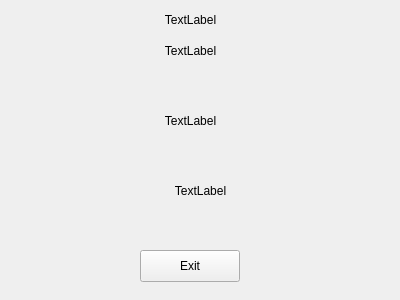
The window that recipeconfirmation.ui (AdamTCollins/CS4076_PROJECT) describes before a commit, drawn with Qt 5.
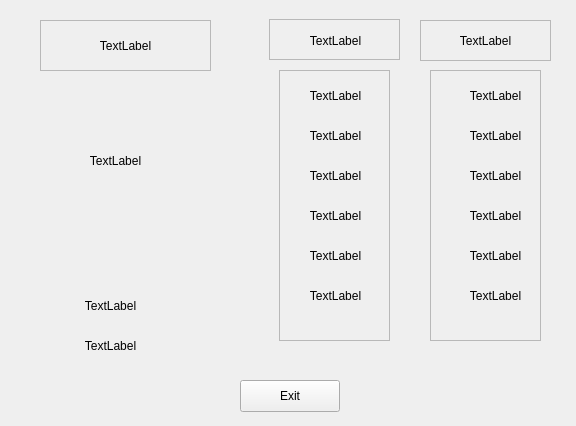
The same window after the commit.

The edit to the form file:
```diff
--- a/recipeconfirmation.ui
+++ b/recipeconfirmation.ui
@@ -6,8 +6,8 @@
    <rect>
     <x>0</x>
     <y>0</y>
-    <width>400</width>
-    <height>300</height>
+    <width>576</width>
+    <height>426</height>
    </rect>
   </property>
   <property name="windowTitle">
@@ -16,8 +16,8 @@
   <widget class="QPushButton" name="pushButton">
    <property name="geometry">
     <rect>
-     <x>140</x>
-     <y>250</y>
+     <x>240</x>
+     <y>380</y>
      <width>100</width>
      <height>32</height>
     </rect>
@@ -29,10 +29,10 @@
   <widget class="QLabel" name="label">
    <property name="geometry">
     <rect>
-     <x>10</x>
-     <y>10</y>
-     <width>361</width>
-     <height>20</height>
+     <x>40</x>
+     <y>20</y>
+     <width>171</width>
+     <height>51</height>
     </rect>
    </property>
    <property name="layoutDirection">
@@ -51,10 +51,10 @@
   <widget class="QLabel" name="label_2">
    <property name="geometry">
     <rect>
-     <x>10</x>
+     <x>20</x>
      <y>70</y>
-     <width>361</width>
-     <height>101</height>
+     <width>191</width>
+     <height>181</height>
     </rect>
    </property>
    <property name="layoutDirection">
@@ -73,10 +73,10 @@
   <widget class="QLabel" name="label_3">
    <property name="geometry">
     <rect>
-     <x>10</x>
-     <y>40</y>
-     <width>361</width>
-     <height>21</height>
+     <x>20</x>
+     <y>290</y>
+     <width>181</width>
+     <height>31</height>
     </rect>
    </property>
    <property name="layoutDirection">
@@ -96,9 +96,9 @@
    <property name="geometry">
     <rect>
      <x>20</x>
-     <y>180</y>
-     <width>361</width>
-     <height>21</height>
+     <y>330</y>
+     <width>181</width>
+     <height>31</height>
     </rect>
    </property>
    <property name="layoutDirection">
@@ -114,6 +114,394 @@
     <bool>true</bool>
    </property>
   </widget>
+  <widget class="QLabel" name="label_5">
+   <property name="geometry">
+    <rect>
+     <x>280</x>
+     <y>20</y>
+     <width>111</width>
+     <height>41</height>
+    </rect>
+   </property>
+   <property name="layoutDirection">
+    <enum>Qt::LeftToRight</enum>
+   </property>
+   <property name="text">
+    <string>TextLabel</string>
+   </property>
+   <property name="alignment">
+    <set>Qt::AlignCenter</set>
+   </property>
+   <property name="wordWrap">
+    <bool>true</bool>
+   </property>
+  </widget>
+  <widget class="QLabel" name="label_6">
+   <property name="geometry">
+    <rect>
+     <x>280</x>
+     <y>80</y>
+     <width>111</width>
+     <height>31</height>
+    </rect>
+   </property>
+   <property name="layoutDirection">
+    <enum>Qt::LeftToRight</enum>
+   </property>
+   <property name="text">
+    <string>TextLabel</string>
+   </property>
+   <property name="alignment">
+    <set>Qt::AlignCenter</set>
+   </property>
+   <property name="wordWrap">
+    <bool>true</bool>
+   </property>
+  </widget>
+  <widget class="QLabel" name="label_7">
+   <property name="geometry">
+    <rect>
+     <x>280</x>
+     <y>120</y>
+     <width>111</width>
+     <height>31</height>
+    </rect>
+   </property>
+   <property name="layoutDirection">
+    <enum>Qt::LeftToRight</enum>
+   </property>
+   <property name="text">
+    <string>TextLabel</string>
+   </property>
+   <property name="alignment">
+    <set>Qt::AlignCenter</set>
+   </property>
+   <property name="wordWrap">
+    <bool>true</bool>
+   </property>
+  </widget>
+  <widget class="QLabel" name="label_8">
+   <property name="geometry">
+    <rect>
+     <x>280</x>
+     <y>160</y>
+     <width>111</width>
+     <height>31</height>
+    </rect>
+   </property>
+   <property name="layoutDirection">
+    <enum>Qt::LeftToRight</enum>
+   </property>
+   <property name="text">
+    <string>TextLabel</string>
+   </property>
+   <property name="alignment">
+    <set>Qt::AlignCenter</set>
+   </property>
+   <property name="wordWrap">
+    <bool>true</bool>
+   </property>
+  </widget>
+  <widget class="QLabel" name="label_9">
+   <property name="geometry">
+    <rect>
+     <x>280</x>
+     <y>240</y>
+     <width>111</width>
+     <height>31</height>
+    </rect>
+   </property>
+   <property name="layoutDirection">
+    <enum>Qt::LeftToRight</enum>
+   </property>
+   <property name="text">
+    <string>TextLabel</string>
+   </property>
+   <property name="alignment">
+    <set>Qt::AlignCenter</set>
+   </property>
+   <property name="wordWrap">
+    <bool>true</bool>
+   </property>
+  </widget>
+  <widget class="QLabel" name="label_10">
+   <property name="geometry">
+    <rect>
+     <x>280</x>
+     <y>200</y>
+     <width>111</width>
+     <height>31</height>
+    </rect>
+   </property>
+   <property name="layoutDirection">
+    <enum>Qt::LeftToRight</enum>
+   </property>
+   <property name="text">
+    <string>TextLabel</string>
+   </property>
+   <property name="alignment">
+    <set>Qt::AlignCenter</set>
+   </property>
+   <property name="wordWrap">
+    <bool>true</bool>
+   </property>
+  </widget>
+  <widget class="QLabel" name="label_11">
+   <property name="geometry">
+    <rect>
+     <x>280</x>
+     <y>280</y>
+     <width>111</width>
+     <height>31</height>
+    </rect>
+   </property>
+   <property name="layoutDirection">
+    <enum>Qt::LeftToRight</enum>
+   </property>
+   <property name="text">
+    <string>TextLabel</string>
+   </property>
+   <property name="alignment">
+    <set>Qt::AlignCenter</set>
+   </property>
+   <property name="wordWrap">
+    <bool>true</bool>
+   </property>
+  </widget>
+  <widget class="QLabel" name="label_12">
+   <property name="geometry">
+    <rect>
+     <x>420</x>
+     <y>20</y>
+     <width>131</width>
+     <height>41</height>
+    </rect>
+   </property>
+   <property name="layoutDirection">
+    <enum>Qt::LeftToRight</enum>
+   </property>
+   <property name="text">
+    <string>TextLabel</string>
+   </property>
+   <property name="alignment">
+    <set>Qt::AlignCenter</set>
+   </property>
+   <property name="wordWrap">
+    <bool>true</bool>
+   </property>
+  </widget>
+  <widget class="QLabel" name="label_13">
+   <property name="geometry">
+    <rect>
+     <x>440</x>
+     <y>80</y>
+     <width>111</width>
+     <height>31</height>
+    </rect>
+   </property>
+   <property name="layoutDirection">
+    <enum>Qt::LeftToRight</enum>
+   </property>
+   <property name="text">
+    <string>TextLabel</string>
+   </property>
+   <property name="alignment">
+    <set>Qt::AlignCenter</set>
+   </property>
+   <property name="wordWrap">
+    <bool>true</bool>
+   </property>
+  </widget>
+  <widget class="QLabel" name="label_14">
+   <property name="geometry">
+    <rect>
+     <x>440</x>
+     <y>160</y>
+     <width>111</width>
+     <height>31</height>
+    </rect>
+   </property>
+   <property name="layoutDirection">
+    <enum>Qt::LeftToRight</enum>
+   </property>
+   <property name="text">
+    <string>TextLabel</string>
+   </property>
+   <property name="alignment">
+    <set>Qt::AlignCenter</set>
+   </property>
+   <property name="wordWrap">
+    <bool>true</bool>
+   </property>
+  </widget>
+  <widget class="QLabel" name="label_15">
+   <property name="geometry">
+    <rect>
+     <x>440</x>
+     <y>120</y>
+     <width>111</width>
+     <height>31</height>
+    </rect>
+   </property>
+   <property name="layoutDirection">
+    <enum>Qt::LeftToRight</enum>
+   </property>
+   <property name="text">
+    <string>TextLabel</string>
+   </property>
+   <property name="alignment">
+    <set>Qt::AlignCenter</set>
+   </property>
+   <property name="wordWrap">
+    <bool>true</bool>
+   </property>
+  </widget>
+  <widget class="QLabel" name="label_16">
+   <property name="geometry">
+    <rect>
+     <x>440</x>
+     <y>200</y>
+     <width>111</width>
+     <height>31</height>
+    </rect>
+   </property>
+   <property name="layoutDirection">
+    <enum>Qt::LeftToRight</enum>
+   </property>
+   <property name="text">
+    <string>TextLabel</string>
+   </property>
+   <property name="alignment">
+    <set>Qt::AlignCenter</set>
+   </property>
+   <property name="wordWrap">
+    <bool>true</bool>
+   </property>
+  </widget>
+  <widget class="QLabel" name="label_17">
+   <property name="geometry">
+    <rect>
+     <x>440</x>
+     <y>240</y>
+     <width>111</width>
+     <height>31</height>
+    </rect>
+   </property>
+   <property name="layoutDirection">
+    <enum>Qt::LeftToRight</enum>
+   </property>
+   <property name="text">
+    <string>TextLabel</string>
+   </property>
+   <property name="alignment">
+    <set>Qt::AlignCenter</set>
+   </property>
+   <property name="wordWrap">
+    <bool>true</bool>
+   </property>
+  </widget>
+  <widget class="QLabel" name="label_18">
+   <property name="geometry">
+    <rect>
+     <x>440</x>
+     <y>280</y>
+     <width>111</width>
+     <height>31</height>
+    </rect>
+   </property>
+   <property name="layoutDirection">
+    <enum>Qt::LeftToRight</enum>
+   </property>
+   <property name="text">
+    <string>TextLabel</string>
+   </property>
+   <property name="alignment">
+    <set>Qt::AlignCenter</set>
+   </property>
+   <property name="wordWrap">
+    <bool>true</bool>
+   </property>
+  </widget>
+  <widget class="QFrame" name="frame">
+   <property name="geometry">
+    <rect>
+     <x>269</x>
+     <y>19</y>
+     <width>131</width>
+     <height>41</height>
+    </rect>
+   </property>
+   <property name="frameShape">
+    <enum>QFrame::StyledPanel</enum>
+   </property>
+   <property name="frameShadow">
+    <enum>QFrame::Raised</enum>
+   </property>
+  </widget>
+  <widget class="QFrame" name="frame_2">
+   <property name="geometry">
+    <rect>
+     <x>420</x>
+     <y>20</y>
+     <width>131</width>
+     <height>41</height>
+    </rect>
+   </property>
+   <property name="frameShape">
+    <enum>QFrame::StyledPanel</enum>
+   </property>
+   <property name="frameShadow">
+    <enum>QFrame::Raised</enum>
+   </property>
+  </widget>
+  <widget class="QFrame" name="frame_3">
+   <property name="geometry">
+    <rect>
+     <x>40</x>
+     <y>20</y>
+     <width>171</width>
+     <height>51</height>
+    </rect>
+   </property>
+   <property name="frameShape">
+    <enum>QFrame::StyledPanel</enum>
+   </property>
+   <property name="frameShadow">
+    <enum>QFrame::Raised</enum>
+   </property>
+  </widget>
+  <widget class="QFrame" name="frame_4">
+   <property name="geometry">
+    <rect>
+     <x>279</x>
+     <y>70</y>
+     <width>111</width>
+     <height>271</height>
+    </rect>
+   </property>
+   <property name="frameShape">
+    <enum>QFrame::StyledPanel</enum>
+   </property>
+   <property name="frameShadow">
+    <enum>QFrame::Raised</enum>
+   </property>
+  </widget>
+  <widget class="QFrame" name="frame_5">
+   <property name="geometry">
+    <rect>
+     <x>430</x>
+     <y>70</y>
+     <width>111</width>
+     <height>271</height>
+    </rect>
+   </property>
+   <property name="frameShape">
+    <enum>QFrame::StyledPanel</enum>
+   </property>
+   <property name="frameShadow">
+    <enum>QFrame::Raised</enum>
+   </property>
+  </widget>
  </widget>
  <resources/>
  <connections/>
```
